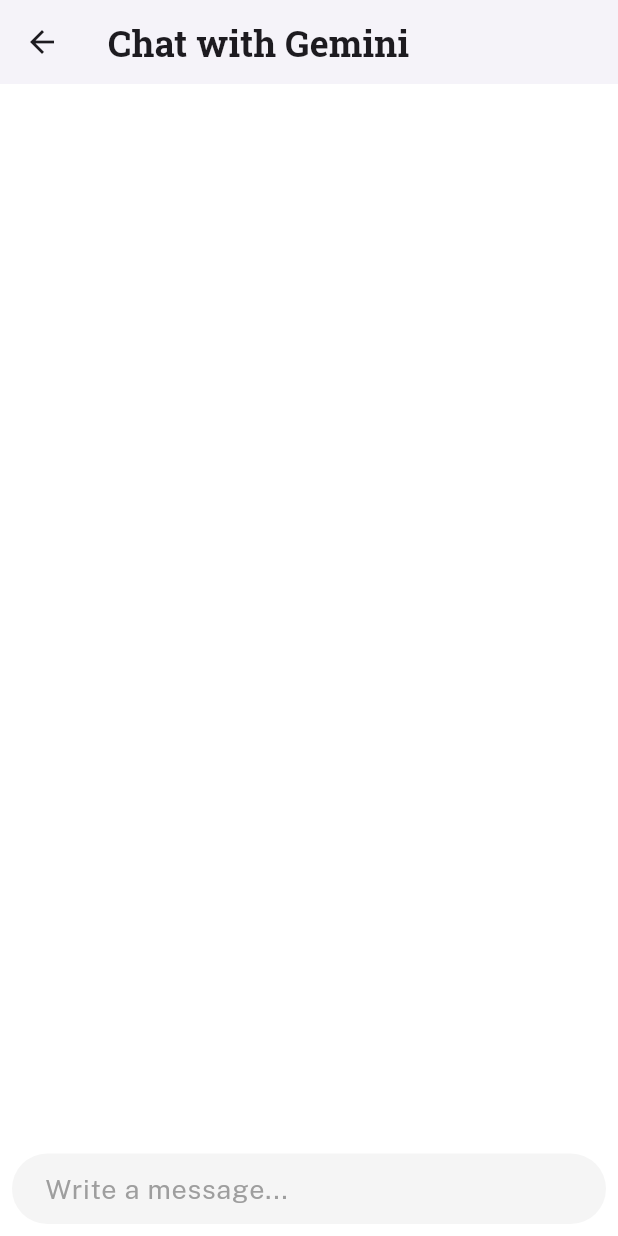
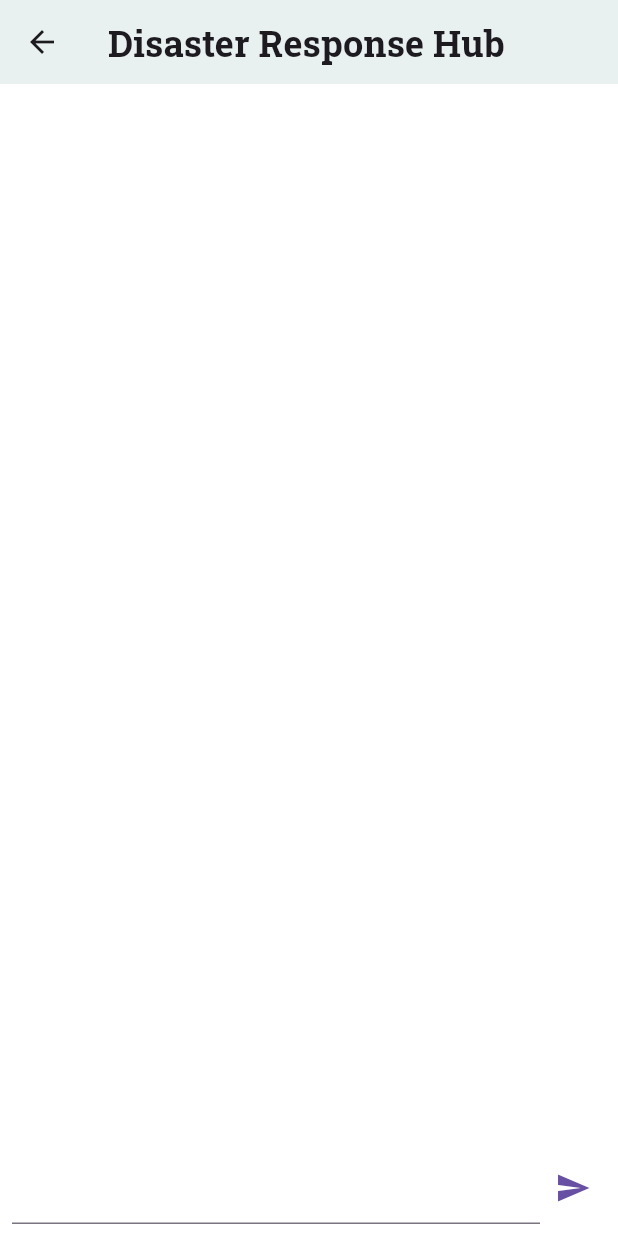
Before and after one commit to riyashah22/Nature-Disaster, a Flutter app: the Chatbot screen opened by its route, on a phone screen of 412 x 824 dp. Run offline on Flutter 3.47's test engine with Material 3 defaults, Android fonts, the phone set to English and light mode, and no system bars; drawn by our look-alikes of dash_chat_2; our stand-ins replace carousel_slider, flutter_gemini, gap, google_fonts, youtube_player_iframe; missing offline and left inert: dot_bottom_nav_bar, svg_flutter.

Commit message:
complete home.dart

```diff
--- a/resqaid/lib/chatbot/chatbot.dart
+++ b/resqaid/lib/chatbot/chatbot.dart
@@ -3,6 +3,8 @@
 import 'package:dash_chat_2/dash_chat_2.dart';
 import 'package:flutter/material.dart';
 import 'package:flutter_gemini/flutter_gemini.dart';
+import 'package:resqaid/theme/appColors.dart';
+import 'package:resqaid/theme/theme_ext.dart';
 
 class Chatbot extends StatefulWidget {
   //route to chatbot screen
@@ -36,21 +38,43 @@
 
   @override
   Widget build(BuildContext context) {
+    final appColors = context.appColors;
+
     return Scaffold(
-        appBar: AppBar(
-          title: const Text(
-            "Chat with Gemini",
-            style: TextStyle(
-                // color: Colors.amber,
-                ),
-          ),
+      appBar: AppBar(
+        backgroundColor: appColors.accent,
+        title: const Text(
+          "Disaster Response Hub",
         ),
-        body: _chatpage());
+      ),
+      body: _chatpage(context),
+    );
   }
 
-  Widget _chatpage() {
+  Widget _chatpage(BuildContext context) {
+    final appColors = context.appColors;
+
     return DashChat(
-      messageOptions: MessageOptions(),
+      inputOptions: InputOptions(
+        autocorrect: true,
+        inputTextStyle: Theme.of(context).textTheme.bodyLarge,
+        cursorStyle: CursorStyle(
+          color: appColors.primary,
+        ),
+        textCapitalization: TextCapitalization.words,
+        alwaysShowSend: true,
+        inputDecoration: InputDecoration(
+          iconColor: appColors.primary,
+          // suffixIcon: ,
+          suffixIconColor: appColors.primary,
+          prefixIconColor: appColors.primary,
+        ),
+      ),
+      messageOptions: MessageOptions(
+        containerColor: appColors.primary,
+        currentUserContainerColor: appColors.accent,
+        currentUserTextColor: appColors.richBlack,
+      ),
       messages: messages,
       currentUser: user,
       onSend: _sendChat,
```
Also changed, not shown: resqaid/lib/home/home.dart (+120 -9 lines), resqaid/assets/icons/outline/message.svg (added), resqaid/pubspec.lock.
